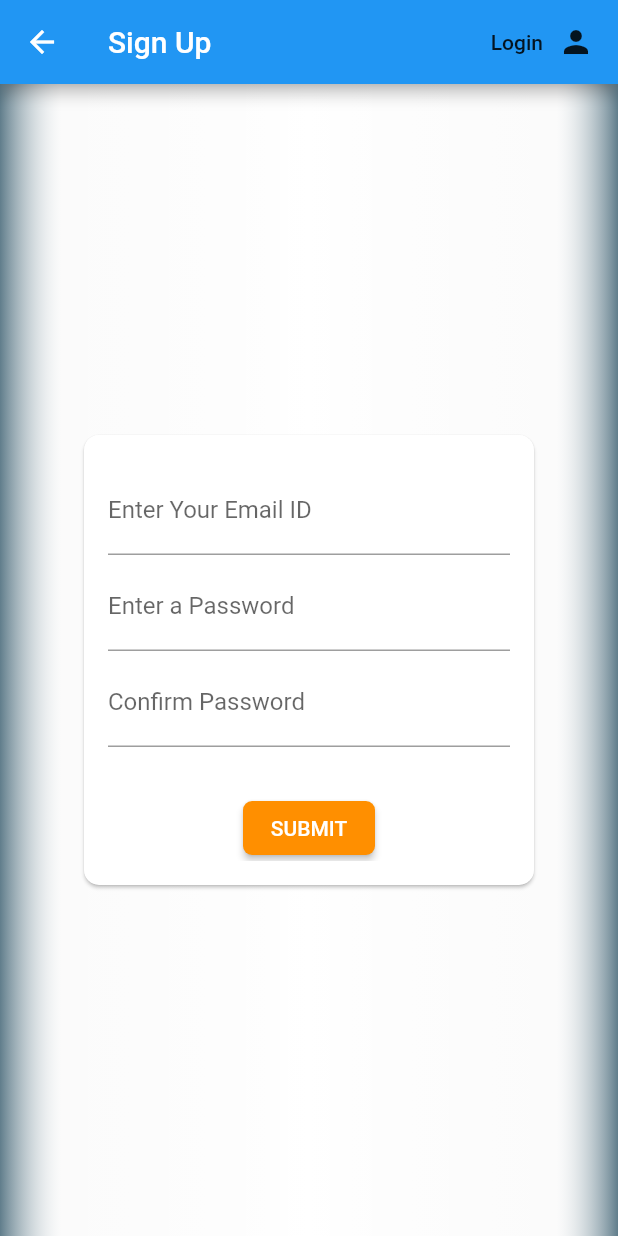
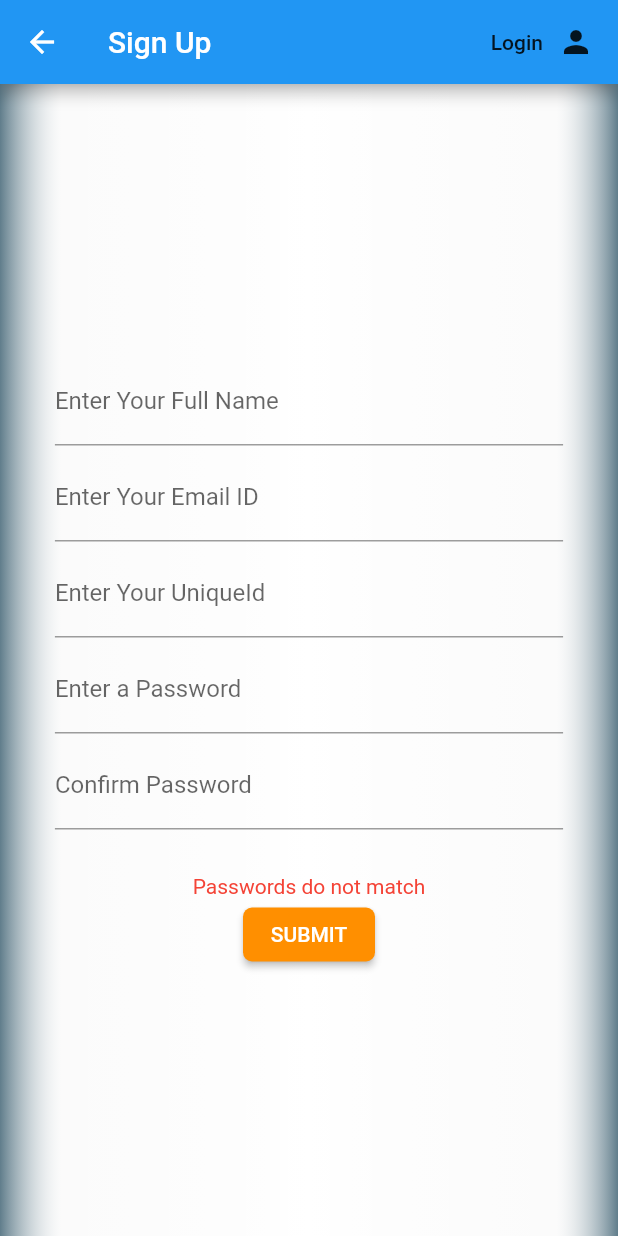
Before and after one commit to Jaideep-C/Attendee, a Flutter app: the SignUpScreen screen opened directly, after a tap on "SUBMIT", on a phone screen of 412 x 824 dp. Run offline on Flutter 3.47's test engine with Material 2 defaults, Android fonts, the phone set to English and light mode, and no system bars; our stand-ins replace shared_preferences; accounts and stored records are empty.

Commit message:
Global beta update

```diff
--- a/lib/global/constants/const.dart
+++ b/lib/global/constants/const.dart
@@ -1,13 +1,13 @@
 class Api {
-  static String api = 'https://d1143034508c.ngrok.io' + '/api';
+  static String api = 'https://f67e3cbdb052.ngrok.io' + '/api';
 
   static String userSignIn = api + '/user/SignIn';
   static String userSignUp = api + '/user/SignUp';
-  static String getUser = api + '/user/get';
+  static String getUser = api + '/user/getUser';
 
   static String hostSignIn = api + '/host/SignIn';
   //
-  static String getHost = api + '/host/get';
+  static String getHost = api + '/host/getHost';
   static var header = <String, String>{
     'Content-Type': 'application/json; charset=UTF-8',
   };
--- a/lib/global/models/token.dart
+++ b/lib/global/models/token.dart
@@ -7,6 +7,7 @@ class Token extends ChangeNotifier {
 
   Token() {
     this._id = '';
+    this.updateId();
   }
 
   Future<void> updateId() async {
--- a/lib/global/screens/signup_page.dart
+++ b/lib/global/screens/signup_page.dart
@@ -1,12 +1,10 @@
 import 'dart:ui';
 import 'package:attandee/global/constants/const.dart';
-import 'package:attandee/global/models/token.dart';
 import 'package:attandee/global/services/auth.dart';
 import 'package:flutter/material.dart';
-import 'package:provider/provider.dart';
 
 class SignUpScreen extends StatefulWidget {
-  static const routeName = '/signup';
+  static const routeName = '/signUp';
   @override
   _SignUpScreenState createState() => _SignUpScreenState();
 }
@@ -18,22 +16,37 @@ class _SignUpScreenState extends State<SignUpScreen> {
   bool _loading = false;
   String sec = '';
 
+  @override
+  Widget build(BuildContext context) {
     void onSubmit() {
       print(data);
+      if (sec != data['password']) {
+        setState(() {
+          err = 'Passwords do not match';
+        });
+        return;
+      } else {
+        setState(() {
+          err = '';
+        });
+      }
       try {
         setState(() {
           _loading = true;
         });
         Authenticate.callApi(
           body: data,
-        endPoint: Api.userSignIn,
+          endPoint: Api.userSignUp,
         ).then(
           (value) {
             setState(() {
               _loading = false;
               err = value;
             });
-          context.read<Token>().updateId();
+            if (err == '') {
+              Navigator.pop(context);
+            }
+            // context.read<Token>().updateId();
           },
         );
       } on Exception catch (e) {
@@ -41,8 +54,6 @@ class _SignUpScreenState extends State<SignUpScreen> {
       }
     }
 
-  @override
-  Widget build(BuildContext context) {
     return Scaffold(
       appBar: AppBar(
         title: Text('Sign Up'),
@@ -83,13 +94,9 @@ class _SignUpScreenState extends State<SignUpScreen> {
             ),
           ),
           Center(
-            child: Card(
-              shape: RoundedRectangleBorder(
-                borderRadius: BorderRadius.circular(10.0),
-              ),
             child: Container(
-                height: 300,
-                width: 300,
+              // height: 300,
+              width: MediaQuery.of(context).size.width * 0.9,
               padding: EdgeInsets.all(16),
               child: Form(
                 key: _formKey,
@@ -101,12 +108,38 @@ class _SignUpScreenState extends State<SignUpScreen> {
                       ),
                       TextFormField(
                         decoration: InputDecoration(
+                          labelText: 'Enter Your Full Name',
+                        ),
+                        onChanged: (_) {
+                          setState(() {
+                            data['fullName'] = _;
+                          });
+                        },
+                      ),
+                      SizedBox(
+                        height: 5,
+                      ),
+                      TextFormField(
+                        decoration: InputDecoration(
                           labelText: 'Enter Your Email ID',
                         ),
                         keyboardType: TextInputType.emailAddress,
                         onChanged: (_) {
                           setState(() {
                             data['emailId'] = _;
+                          });
+                        },
+                      ),
+                      SizedBox(
+                        height: 5,
+                      ),
+                      TextFormField(
+                        decoration: InputDecoration(
+                          labelText: 'Enter Your UniqueId',
+                        ),
+                        onChanged: (_) {
+                          setState(() {
+                            data['uniqueId'] = _;
                           });
                         },
                       ),
@@ -139,15 +172,6 @@ class _SignUpScreenState extends State<SignUpScreen> {
                       SizedBox(
                         height: 30,
                       ),
-                        RaisedButton(
-                          child: Text('SUBMIT'),
-                          onPressed: () {},
-                          color: Colors.amber[800],
-                          textColor: Colors.white,
-                          shape: RoundedRectangleBorder(
-                            borderRadius: BorderRadius.circular(6),
-                          ),
-                        ),
                       Visibility(
                         visible: (err != ''),
                         child: Text(
@@ -157,20 +181,7 @@ class _SignUpScreenState extends State<SignUpScreen> {
                           ),
                         ),
                       ),
-                        Visibility(
-                          visible: sec == data['password'],
-                          child: Text(
-                            'The Pasword must be same !',
-                            style: TextStyle(
-                              color: Colors.red,
-                            ),
-                          ),
-                        ),
-                        Consumer<Token>(
-                          builder: (_, token, child) {
-                            return child;
-                          },
-                          child: (_loading)
+                      (_loading)
                           ? Center(child: CircularProgressIndicator())
                           : RaisedButton(
                               child: Text('SUBMIT'),
@@ -181,9 +192,7 @@ class _SignUpScreenState extends State<SignUpScreen> {
                                 borderRadius: BorderRadius.circular(6),
                               ),
                             ),
-                        ),
                     ],
-                    ),
                   ),
                 ),
               ),
--- a/lib/global/screens/user_login_page.dart
+++ b/lib/global/screens/user_login_page.dart
@@ -1,6 +1,7 @@
 import 'dart:ui';
 import 'package:attandee/global/constants/const.dart';
 import 'package:attandee/global/models/token.dart';
+import 'package:attandee/global/screens/signup_page.dart';
 import 'package:attandee/global/services/auth.dart';
 import 'package:flutter/material.dart';
 import 'package:provider/provider.dart';
@@ -15,7 +16,7 @@ class _LoginScreenState extends State<LoginScreen> {
   final GlobalKey<FormState> _formKey = GlobalKey();
   Map<String, String> data = Map();
   String err = '';
-  bool _loading = false;
+  bool _loading = false, _isHost = false;
   @override
   Widget build(BuildContext context) {
     void onSubmit() {
@@ -26,7 +27,7 @@ class _LoginScreenState extends State<LoginScreen> {
         });
         Authenticate.callApi(
           body: data,
-          endPoint: Api.userSignIn,
+          endPoint: (_isHost) ? Api.hostSignIn : Api.userSignIn,
         ).then(
           (value) {
             setState(() {
@@ -41,9 +42,26 @@ class _LoginScreenState extends State<LoginScreen> {
       }
     }
 
+    Widget _isHostCheckBox() {
+      return Row(
+        mainAxisAlignment: MainAxisAlignment.center,
+        children: [
+          Text("Login as Host?"),
+          Checkbox(
+            onChanged: (bool value) {
+              setState(() {
+                _isHost = value;
+              });
+            },
+            value: _isHost,
+          ),
+        ],
+      );
+    }
+
     return Scaffold(
       appBar: AppBar(
-        title: Text('Login'),
+        title: Text(((_isHost) ? 'Host' : 'User') + ' Login'),
         actions: [
           FlatButton(
             child: Row(
@@ -57,6 +75,10 @@ class _LoginScreenState extends State<LoginScreen> {
             ),
             onPressed: () {
               // Push to sign up screen HERE
+              Navigator.push(
+                context,
+                MaterialPageRoute(builder: (context) => SignUpScreen()),
+              );
             },
           ),
         ],
@@ -88,7 +110,7 @@ class _LoginScreenState extends State<LoginScreen> {
                 borderRadius: BorderRadius.circular(10.0),
               ),
               child: Container(
-                height: 260,
+                // height: 260,
                 width: 300,
                 padding: EdgeInsets.all(16),
                 child: Form(
@@ -135,8 +157,9 @@ class _LoginScreenState extends State<LoginScreen> {
                           },
                         ),
                         SizedBox(
-                          height: 30,
+                          height: 3,
                         ),
+                        _isHostCheckBox(),
                         Visibility(
                           visible: (err != ''),
                           child: Text(
```
Also changed, not shown: lib/global/services/auth.dart (+27 -0 lines), lib/global/widgets/decideUser.dart (added, +45 -0 lines). Lines whose indentation alone changed are shown as unchanged.
